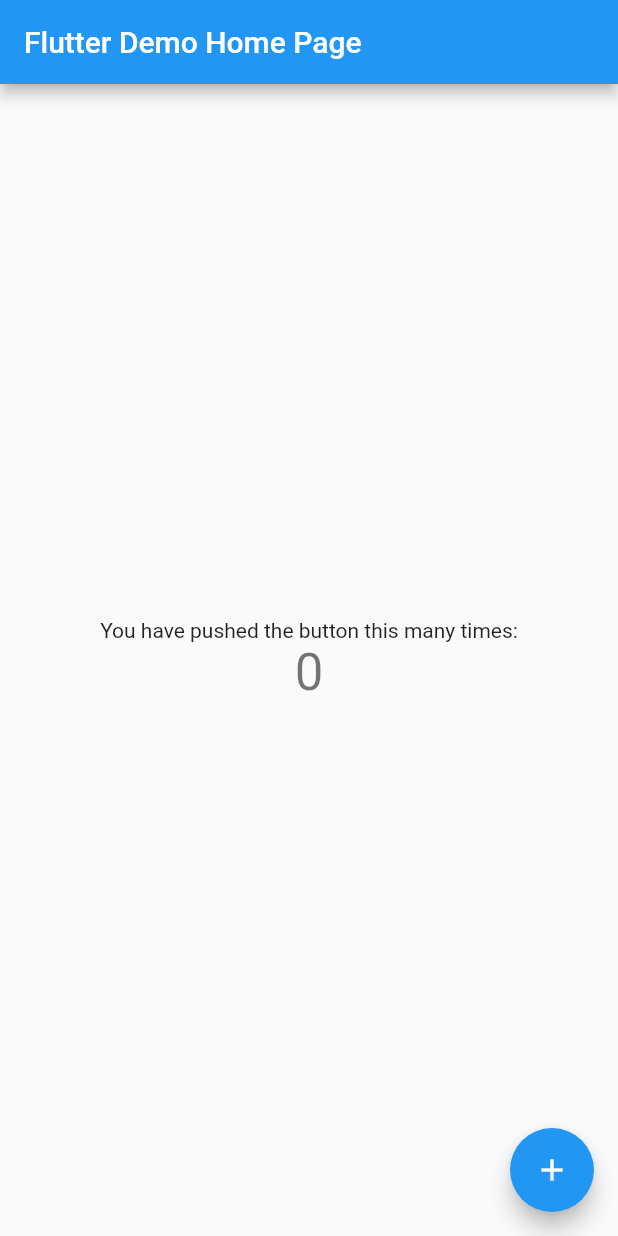
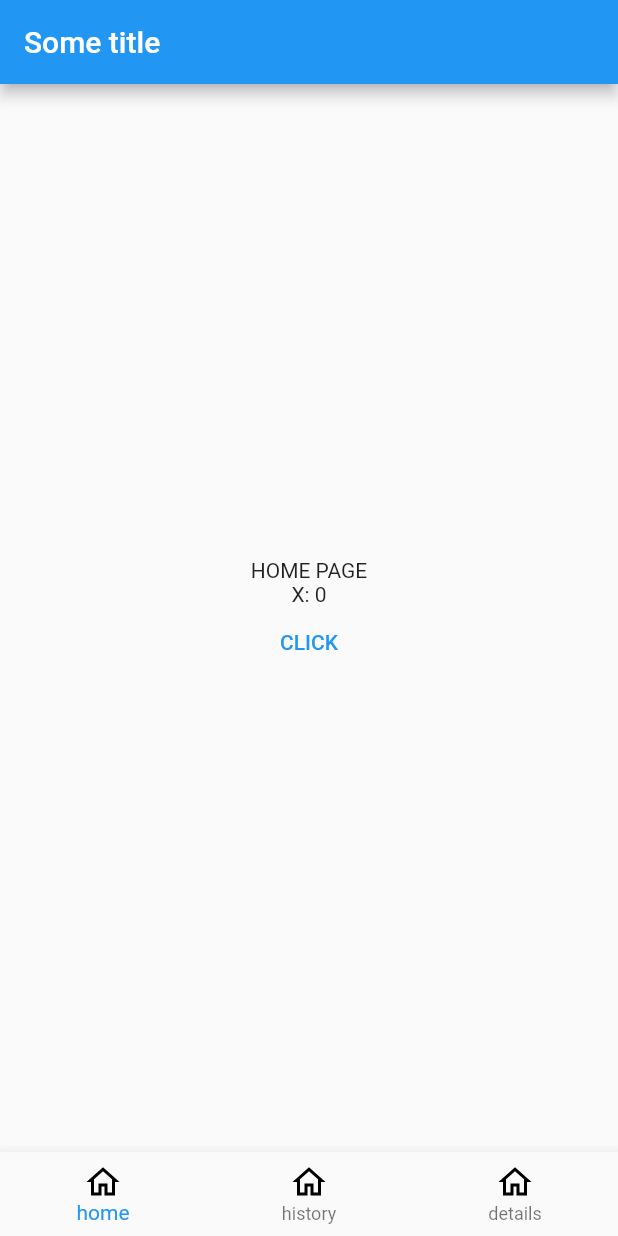
Before and after one commit to Primo85/testFlutterApp, a Flutter app: the screen it shows after launch, on a phone screen of 412 x 824 dp. Run offline on Flutter 3.47's test engine with Material 2 defaults, Android fonts, the phone set to English and light mode, and no system bars; our stand-ins replace flutter_svg, go_router.

Commit message:
routing issue demo

```diff
--- /dev/null
+++ b/test_flutter_app/lib/home_screen.dart
@@ -0,0 +1,46 @@
+import 'package:go_router/go_router.dart';
+import 'package:flutter/material.dart';
+
+const homeRouteName = 'homeRoute';
+final homeRoute = GoRoute(
+    path: '/home',
+    name: homeRouteName,
+    builder: (context, state) {
+      return const HomePage();
+    });
+
+class HomePage extends StatefulWidget {
+  const HomePage();
+
+  @override
+  State<HomePage> createState() => _HomePageState();
+}
+
+class _HomePageState extends State<HomePage> {
+  int x = 0;
+
+  @override
+  Widget build(BuildContext context) {
+    return Center(
+        child: Column(
+      children: [
+        Spacer(),
+        Text('HOME PAGE'),
+        Text('X: ${x}'),
+        TextButton(
+          onPressed: () {
+            _setButton();
+          },
+          child: Text('CLICK'),
+        ),
+        Spacer(),
+      ],
+    ));
+  }
+
+  void _setButton() {
+    setState(() {
+      x = (x == 1) ? 2 : 1;
+    });
+  }
+}
--- a/test_flutter_app/lib/main.dart
+++ b/test_flutter_app/lib/main.dart
@@ -1,115 +1,14 @@
+import 'dart:async';
 import 'package:flutter/material.dart';
+import 'package:test_flutter_app/routed_app.dart';
 
 void main() {
-  runApp(const MyApp());
+  // 3.13.1
+  runZonedGuarded(() async {
+    runApp(RoutedApp());
+  }, _errorHandler);
 }
 
-class MyApp extends StatelessWidget {
-  const MyApp({super.key});
-
-  // This widget is the root of your application.
-  @override
-  Widget build(BuildContext context) {
-    return MaterialApp(
-      title: 'Flutter Demo',
-      theme: ThemeData(
-        // This is the theme of your application.
-        //
-        // Try running your application with "flutter run". You'll see the
-        // application has a blue toolbar. Then, without quitting the app, try
-        // changing the primarySwatch below to Colors.green and then invoke
-        // "hot reload" (press "r" in the console where you ran "flutter run",
-        // or simply save your changes to "hot reload" in a Flutter IDE).
-        // Notice that the counter didn't reset back to zero; the application
-        // is not restarted.
-        primarySwatch: Colors.blue,
-      ),
-      home: const MyHomePage(title: 'Flutter Demo Home Page'),
-    );
-  }
+void _errorHandler(Object error, StackTrace? stackTrace) {
+  print(error);
 }
-
-class MyHomePage extends StatefulWidget {
-  const MyHomePage({super.key, required this.title});
-
-  // This widget is the home page of your application. It is stateful, meaning
-  // that it has a State object (defined below) that contains fields that affect
-  // how it looks.
-
-  // This class is the configuration for the state. It holds the values (in this
-  // case the title) provided by the parent (in this case the App widget) and
-  // used by the build method of the State. Fields in a Widget subclass are
-  // always marked "final".
-
-  final String title;
-
-  @override
-  State<MyHomePage> createState() => _MyHomePageState();
-}
-
-class _MyHomePageState extends State<MyHomePage> {
-  int _counter = 0;
-
-  void _incrementCounter() {
-    setState(() {
-      // This call to setState tells the Flutter framework that something has
-      // changed in this State, which causes it to rerun the build method below
-      // so that the display can reflect the updated values. If we changed
-      // _counter without calling setState(), then the build method would not be
-      // called again, and so nothing would appear to happen.
-      _counter++;
-    });
-  }
-
-  @override
-  Widget build(BuildContext context) {
-    // This method is rerun every time setState is called, for instance as done
-    // by the _incrementCounter method above.
-    //
-    // The Flutter framework has been optimized to make rerunning build methods
-    // fast, so that you can just rebuild anything that needs updating rather
-    // than having to individually change instances of widgets.
-    return Scaffold(
-      appBar: AppBar(
-        // Here we take the value from the MyHomePage object that was created by
-        // the App.build method, and use it to set our appbar title.
-        title: Text(widget.title),
-      ),
-      body: Center(
-        // Center is a layout widget. It takes a single child and positions it
-        // in the middle of the parent.
-        child: Column(
-          // Column is also a layout widget. It takes a list of children and
-          // arranges them vertically. By default, it sizes itself to fit its
-          // children horizontally, and tries to be as tall as its parent.
-          //
-          // Invoke "debug painting" (press "p" in the console, choose the
-          // "Toggle Debug Paint" action from the Flutter Inspector in Android
-          // Studio, or the "Toggle Debug Paint" command in Visual Studio Code)
-          // to see the wireframe for each widget.
-          //
-          // Column has various properties to control how it sizes itself and
-          // how it positions its children. Here we use mainAxisAlignment to
-          // center the children vertically; the main axis here is the vertical
-          // axis because Columns are vertical (the cross axis would be
-          // horizontal).
-          mainAxisAlignment: MainAxisAlignment.center,
-          children: <Widget>[
-            const Text(
-              'You have pushed the button this many times:',
-            ),
-            Text(
-              '$_counter',
-              style: Theme.of(context).textTheme.headlineMedium,
-            ),
-          ],
-        ),
-      ),
-      floatingActionButton: FloatingActionButton(
-        onPressed: _incrementCounter,
-        tooltip: 'Increment',
-        child: const Icon(Icons.add),
-      ), // This trailing comma makes auto-formatting nicer for build methods.
-    );
-  }
-}
--- /dev/null
+++ b/test_flutter_app/lib/main_screen.dart
@@ -0,0 +1,100 @@
+import 'package:go_router/go_router.dart';
+import 'package:flutter/material.dart';
+import 'package:flutter_svg/svg.dart';
+import 'package:test_flutter_app/details_screen.dart';
+import 'package:test_flutter_app/history_screen.dart';
+import 'package:test_flutter_app/home_screen.dart';
+
+const mainRouteName = 'mainRoute';
+final mainRoute = GoRoute(
+  path: '/',
+  name: mainRouteName,
+  builder: (context, state) {
+    return const MainPage();
+  }, routes: [homeRoute, detailsRoute]
+);
+
+class MainPage extends StatefulWidget {
+  const MainPage();
+
+  @override
+  State<MainPage> createState() => _MainPageState();
+}
+
+class _MainPageState extends State<MainPage> {
+  int index = 0;
+  Widget child = HomePage();
+
+  void _setIndex(int index) {
+    setState(() {
+      if (index == this.index) return;
+      this.index = index;
+      this.child = _getChild(index);
+    });
+  }
+
+  Widget _getChild(int index) {
+    if (index == 1) {
+      return HistoryPage();
+    } else if (index == 2) {
+      return DetailsPage();
+    } else {
+      return HomePage();
+    }
+  }
+
+  List<MainNavigationItem> getTabs(BuildContext context) {
+    return [
+      MainNavigationItem(
+        icon: Assets.home,
+        label: "home",
+        namedLocation: homeRouteName,
+      ),
+      MainNavigationItem(
+        icon: Assets.home,
+        label: "history",
+        namedLocation: historyRouteName,
+      ),
+      MainNavigationItem(
+        icon: Assets.homeColor,
+        label: "details",
+        namedLocation: detailsRouteName,
+      ),
+    ];
+  }
+
+  @override
+  Widget build(BuildContext context) {
+    return Scaffold(
+      appBar: AppBar(title: Text("Some title")),
+      body: SafeArea(child: this.child),
+      bottomNavigationBar: BottomNavigationBar(
+        type: BottomNavigationBarType.fixed,
+        onTap: (int index) {
+          _setIndex(index);
+        },
+        currentIndex: index,
+        items: getTabs(context),
+      ),
+    );
+  }
+}
+
+class MainNavigationItem extends BottomNavigationBarItem {
+  const MainNavigationItem({
+    required this.namedLocation,
+    required super.icon,
+    required super.label,
+    Widget? activeIcon,
+  }) : super(activeIcon: activeIcon ?? icon);
+  final String namedLocation;
+}
+
+class Assets {
+  static Color filterColor = Color.fromRGBO(0, 0, 0, 1);
+
+  static Widget home = SvgPicture.asset("assets/home.svg");
+
+  static Widget homeColor = SvgPicture.asset("assets/home.svg",
+      color: filterColor);
+}
--- /dev/null
+++ b/test_flutter_app/lib/routed_app.dart
@@ -0,0 +1,18 @@
+import 'package:flutter/material.dart';
+import 'package:test_flutter_app/main_screen.dart';
+import 'package:test_flutter_app/home_screen.dart';
+import 'package:test_flutter_app/history_screen.dart';
+import 'package:go_router/go_router.dart';
+
+final _router = GoRouter(
+  routes: [ mainRoute, homeRoute, historyRoute],
+);
+
+class RoutedApp extends StatelessWidget {
+  const RoutedApp({super.key});
+
+  @override
+  Widget build(BuildContext context) {
+    return MaterialApp.router(routerConfig: _router);
+  }
+}
```
Also changed, not shown: test_flutter_app/lib/details_screen.dart (added, +47 -0 lines), test_flutter_app/lib/history_screen.dart (added, +47 -0 lines), test_flutter_app/pubspec.yaml (+4 -3 lines), test_flutter_app/assets/home.svg (added), test_flutter_app/pubspec.lock, 1 other file.
